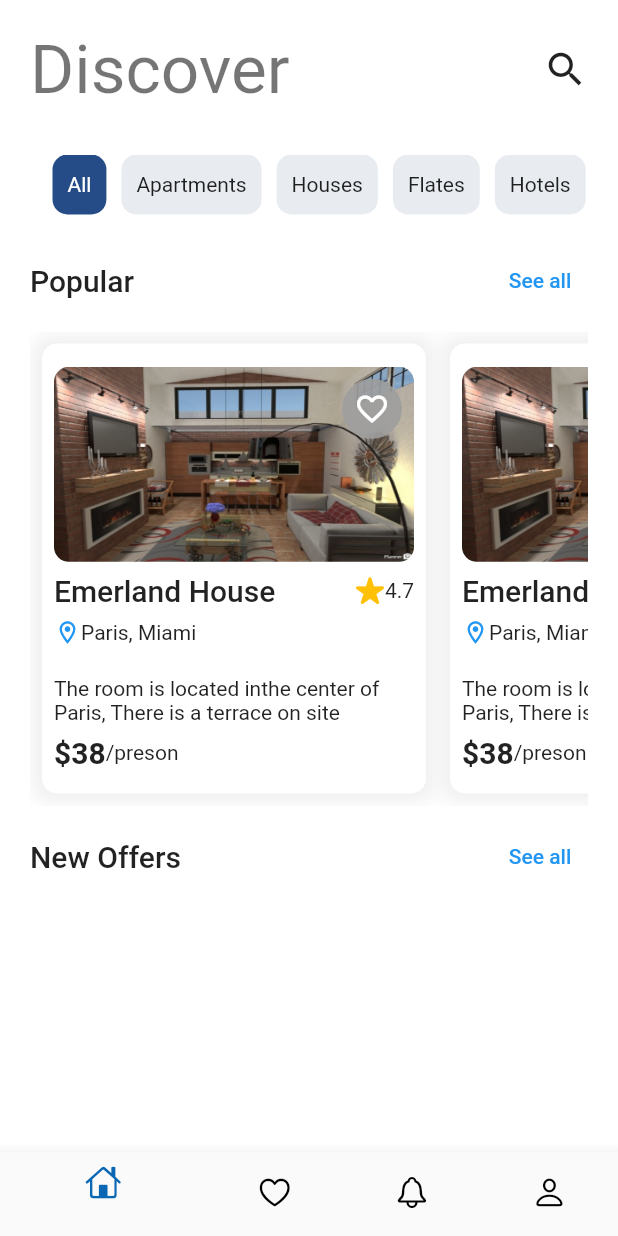
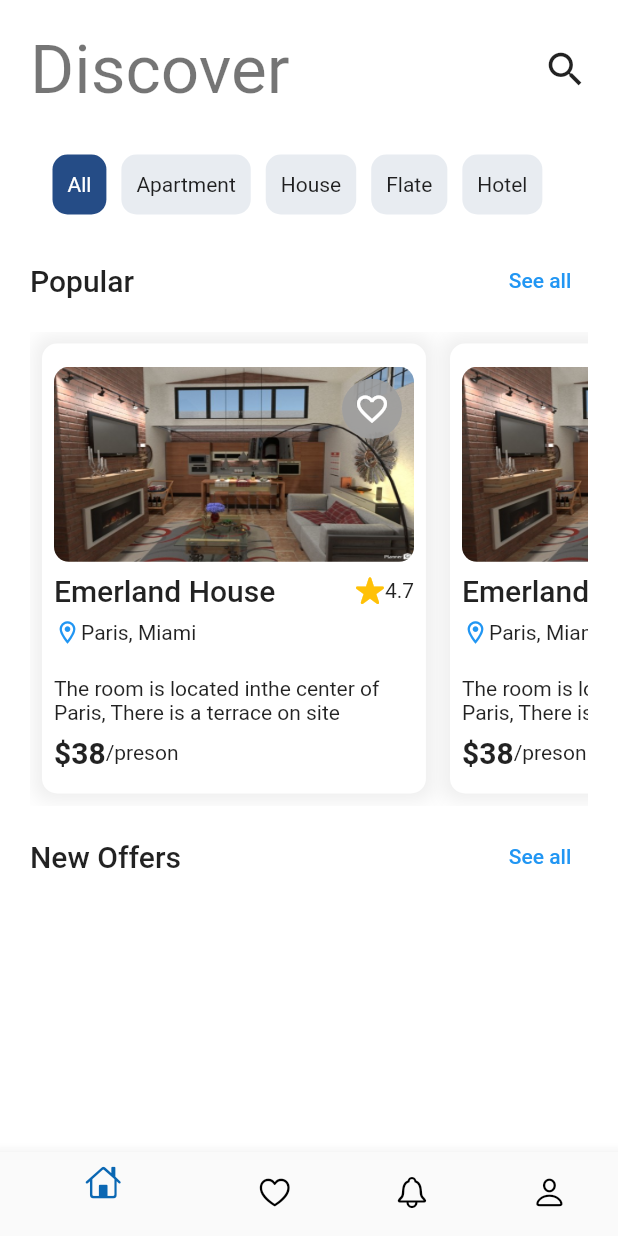
Before and after one commit to SAMIULLAH-KALHORO-DEV/Real-State-App-UI, a Flutter app: the screen it shows after launch, on a phone screen of 412 x 824 dp. Run offline on Flutter 3.47's test engine with Material 2 defaults, Android fonts, the light colour scheme and no system bars.

Commit message:
some changes in list

```diff
--- a/lib/home/home.dart
+++ b/lib/home/home.dart
@@ -9,10 +9,10 @@ class Home extends StatelessWidget {
   Widget build(BuildContext context) {
     List<String> rowList = [
       'All',
-      'Apartments',
-      'Houses',
-      'Flates',
-      'Hotels',
+      'Apartment',
+      'House',
+      'Flate',
+      'Hotel',
     ];
     return Scaffold(
       backgroundColor: Colors.white,
```
